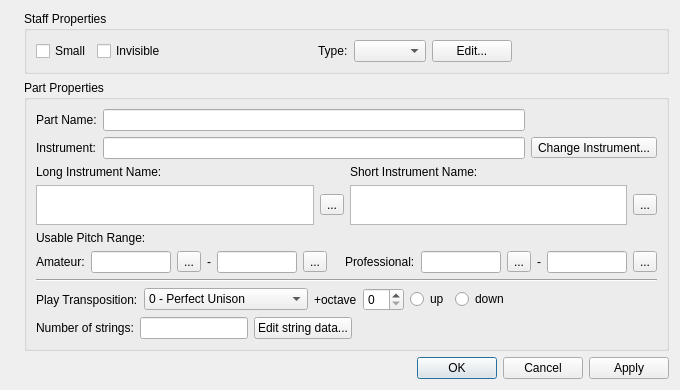
musescore/musescore-old, file mscore/mscore/editstaff.ui: the form before one commit.
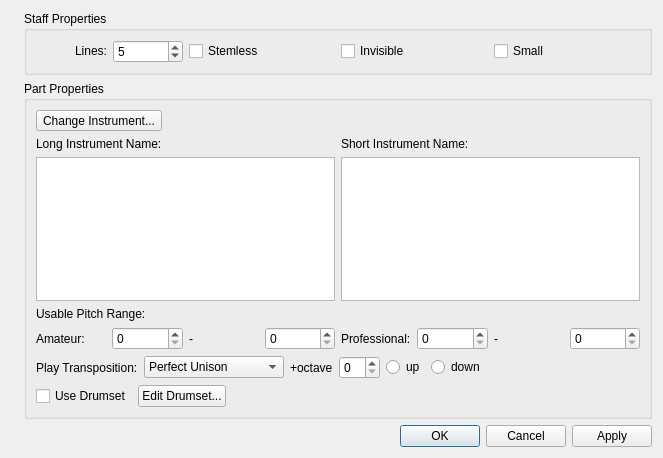
The form after the commit. Icons and pictures are not drawn.

```diff
--- a/mscore/mscore/editstaff.ui
+++ b/mscore/mscore/editstaff.ui
@@ -6,16 +6,10 @@
    <rect>
     <x>0</x>
     <y>0</y>
-    <width>680</width>
-    <height>339</height>
+    <width>663</width>
+    <height>458</height>
    </rect>
   </property>
-  <property name="sizePolicy">
-   <sizepolicy hsizetype="Preferred" vsizetype="Preferred">
-    <horstretch>0</horstretch>
-    <verstretch>0</verstretch>
-   </sizepolicy>
-  </property>
   <property name="minimumSize">
    <size>
     <width>0</width>
@@ -25,37 +19,30 @@
   <property name="windowTitle">
    <string>MuseScore: Edit Staff/Part Properties</string>
   </property>
-  <layout class="QGridLayout" name="gridLayout_2">
-   <item row="0" column="0" rowspan="3">
+  <layout class="QHBoxLayout" name="horizontalLayout">
+   <item>
     <widget class="QLabel" name="label_5">
      <property name="sizePolicy">
-      <sizepolicy hsizetype="Fixed" vsizetype="Ignored">
+      <sizepolicy hsizetype="Fixed" vsizetype="Expanding">
        <horstretch>0</horstretch>
        <verstretch>0</verstretch>
       </sizepolicy>
      </property>
-     <property name="autoFillBackground">
-      <bool>false</bool>
-     </property>
      <property name="text">
       <string/>
      </property>
      <property name="pixmap">
-      <pixmap resource="musescore.qrc">:/data/bg1.jpg</pixmap>
+      <pixmap resource="mscore.qrc">:/data/bg1.jpg</pixmap>
      </property>
      <property name="scaledContents">
-      <bool>false</bool>
+      <bool>true</bool>
      </property>
     </widget>
    </item>
-   <item row="0" column="1">
+   <item>
+    <layout class="QVBoxLayout" name="verticalLayout_2">
+     <item>
     <widget class="QGroupBox" name="groupBox">
-     <property name="sizePolicy">
-      <sizepolicy hsizetype="Preferred" vsizetype="Expanding">
-       <horstretch>0</horstretch>
-       <verstretch>0</verstretch>
-      </sizepolicy>
-     </property>
      <property name="minimumSize">
       <size>
        <width>0</width>
@@ -66,151 +53,108 @@
       <string>Staff Properties</string>
      </property>
      <property name="flat">
-      <bool>false</bool>
-     </property>
-     <layout class="QHBoxLayout" name="horizontalLayout">
+        <bool>true</bool>
+       </property>
+       <layout class="QGridLayout" name="gridLayout_2">
+        <item row="0" column="0">
+         <layout class="QHBoxLayout">
+          <property name="sizeConstraint">
+           <enum>QLayout::SetNoConstraint</enum>
+          </property>
       <item>
-       <widget class="QCheckBox" name="small">
+           <widget class="QLabel" name="label">
+            <property name="sizePolicy">
+             <sizepolicy hsizetype="Preferred" vsizetype="Fixed">
+              <horstretch>0</horstretch>
+              <verstretch>0</verstretch>
+             </sizepolicy>
+            </property>
+            <property name="text">
+             <string>Lines:</string>
+            </property>
+            <property name="alignment">
+             <set>Qt::AlignRight|Qt::AlignTrailing|Qt::AlignVCenter</set>
+            </property>
+           </widget>
+          </item>
+          <item>
+           <widget class="QSpinBox" name="lines">
         <property name="sizePolicy">
          <sizepolicy hsizetype="Minimum" vsizetype="Fixed">
           <horstretch>0</horstretch>
           <verstretch>0</verstretch>
          </sizepolicy>
         </property>
+            <property name="minimum">
+             <number>1</number>
+            </property>
+            <property name="maximum">
+             <number>9</number>
+            </property>
+            <property name="value">
+             <number>5</number>
+            </property>
+           </widget>
+          </item>
+         </layout>
+        </item>
+        <item row="0" column="1">
+         <widget class="QCheckBox" name="slashStyle">
         <property name="text">
-         <string>Small</string>
+           <string>Stemless</string>
         </property>
        </widget>
       </item>
-      <item>
+        <item row="0" column="2">
        <widget class="QCheckBox" name="invisible">
         <property name="text">
          <string>Invisible</string>
         </property>
        </widget>
       </item>
-      <item>
-       <spacer name="horizontalSpacer_5">
-        <property name="orientation">
-         <enum>Qt::Horizontal</enum>
-        </property>
-        <property name="sizeHint" stdset="0">
-         <size>
-          <width>79</width>
-          <height>20</height>
-         </size>
-        </property>
-       </spacer>
-      </item>
-      <item>
-       <widget class="QLabel" name="label_12">
+        <item row="0" column="3">
+         <widget class="QCheckBox" name="small">
+          <property name="sizePolicy">
+           <sizepolicy hsizetype="Minimum" vsizetype="Fixed">
+            <horstretch>0</horstretch>
+            <verstretch>0</verstretch>
+           </sizepolicy>
+          </property>
         <property name="text">
-         <string>Type:</string>
+           <string>Small</string>
         </property>
        </widget>
       </item>
-      <item>
-       <widget class="QComboBox" name="staffType"/>
-      </item>
-      <item>
-       <widget class="QPushButton" name="editStaffType">
-        <property name="text">
-         <string>Edit...</string>
-        </property>
-       </widget>
-      </item>
-      <item>
-       <spacer name="horizontalSpacer_4">
-        <property name="orientation">
-         <enum>Qt::Horizontal</enum>
-        </property>
-        <property name="sizeHint" stdset="0">
-         <size>
-          <width>79</width>
-          <height>20</height>
-         </size>
-        </property>
-       </spacer>
-      </item>
      </layout>
     </widget>
    </item>
-   <item row="1" column="1">
+     <item>
     <widget class="QGroupBox" name="groupBox_2">
-     <property name="sizePolicy">
-      <sizepolicy hsizetype="Preferred" vsizetype="Expanding">
-       <horstretch>0</horstretch>
-       <verstretch>0</verstretch>
-      </sizepolicy>
-     </property>
      <property name="title">
       <string>Part Properties</string>
      </property>
      <property name="flat">
-      <bool>false</bool>
-     </property>
-     <layout class="QVBoxLayout" name="verticalLayout" stretch="0,1,0,0,0,0,1">
-      <item>
-       <layout class="QGridLayout" name="gridLayout_3">
-        <property name="leftMargin">
-         <number>0</number>
-        </property>
-        <item row="2" column="1">
-         <widget class="QLineEdit" name="instrumentName">
-          <property name="readOnly">
            <bool>true</bool>
           </property>
-         </widget>
-        </item>
-        <item row="2" column="0">
-         <widget class="QLabel" name="label_13">
-          <property name="text">
-           <string>Instrument:</string>
-          </property>
-         </widget>
-        </item>
-        <item row="2" column="2">
+       <layout class="QVBoxLayout" name="verticalLayout">
+        <item>
          <widget class="QToolButton" name="changeInstrument">
           <property name="text">
            <string>Change Instrument...</string>
           </property>
          </widget>
         </item>
-        <item row="1" column="0">
-         <widget class="QLabel" name="label_14">
-          <property name="text">
-           <string>Part Name:</string>
-          </property>
-         </widget>
-        </item>
-        <item row="1" column="1">
-         <widget class="QLineEdit" name="partName"/>
-        </item>
-       </layout>
-      </item>
       <item>
        <layout class="QGridLayout" name="gridLayout">
         <item row="0" column="0">
          <widget class="QLabel" name="label_3">
-          <property name="sizePolicy">
-           <sizepolicy hsizetype="Fixed" vsizetype="Fixed">
-            <horstretch>0</horstretch>
-            <verstretch>0</verstretch>
-           </sizepolicy>
-          </property>
           <property name="text">
            <string>Long Instrument Name:</string>
           </property>
          </widget>
         </item>
-        <item row="0" column="2">
+          <item row="0" column="1">
          <widget class="QLabel" name="label_4">
-          <property name="sizePolicy">
-           <sizepolicy hsizetype="Fixed" vsizetype="Fixed">
-            <horstretch>0</horstretch>
-            <verstretch>0</verstretch>
-           </sizepolicy>
-          </property>
           <property name="text">
            <string>Short Instrument Name:</string>
           </property>
@@ -218,35 +162,33 @@
         </item>
         <item row="1" column="0">
          <widget class="QTextEdit" name="longName">
-          <property name="minimumSize">
-           <size>
-            <width>0</width>
-            <height>40</height>
-           </size>
+            <property name="sizePolicy">
+             <sizepolicy hsizetype="Expanding" vsizetype="Expanding">
+              <horstretch>0</horstretch>
+              <verstretch>0</verstretch>
+             </sizepolicy>
+            </property>
+            <property name="undoRedoEnabled">
+             <bool>false</bool>
+            </property>
+            <property name="lineWrapMode">
+             <enum>QTextEdit::NoWrap</enum>
           </property>
          </widget>
         </item>
-        <item row="1" column="2">
+          <item row="1" column="1">
          <widget class="QTextEdit" name="shortName">
-          <property name="minimumSize">
-           <size>
-            <width>0</width>
-            <height>40</height>
-           </size>
-          </property>
-         </widget>
-        </item>
-        <item row="1" column="1">
-         <widget class="QToolButton" name="editLongName">
-          <property name="text">
-           <string>...</string>
-          </property>
-         </widget>
-        </item>
-        <item row="1" column="3">
-         <widget class="QToolButton" name="editShortName">
-          <property name="text">
-           <string>...</string>
+            <property name="sizePolicy">
+             <sizepolicy hsizetype="Expanding" vsizetype="Expanding">
+              <horstretch>0</horstretch>
+              <verstretch>0</verstretch>
+             </sizepolicy>
+            </property>
+            <property name="undoRedoEnabled">
+             <bool>false</bool>
+            </property>
+            <property name="lineWrapMode">
+             <enum>QTextEdit::NoWrap</enum>
           </property>
          </widget>
         </item>
@@ -269,20 +211,9 @@
          </widget>
         </item>
         <item>
-         <widget class="QLineEdit" name="minPitchA">
-          <property name="readOnly">
-           <bool>true</bool>
-          </property>
-         </widget>
-        </item>
-        <item>
-         <widget class="QToolButton" name="minPitchASelect">
-          <property name="text">
-           <string>...</string>
-          </property>
-          <property name="icon">
-           <iconset resource="musescore.qrc">
-            <normaloff>:/data/table.svg</normaloff>:/data/table.svg</iconset>
+           <widget class="QSpinBox" name="aPitchMin">
+            <property name="maximum">
+             <number>127</number>
           </property>
          </widget>
         </item>
@@ -294,36 +225,12 @@
          </widget>
         </item>
         <item>
-         <widget class="QLineEdit" name="maxPitchA">
-          <property name="readOnly">
-           <bool>true</bool>
+           <widget class="QSpinBox" name="aPitchMax">
+            <property name="maximum">
+             <number>127</number>
           </property>
          </widget>
         </item>
-        <item>
-         <widget class="QToolButton" name="maxPitchASelect">
-          <property name="text">
-           <string>...</string>
-          </property>
-          <property name="icon">
-           <iconset resource="musescore.qrc">
-            <normaloff>:/data/table.svg</normaloff>:/data/table.svg</iconset>
-          </property>
-         </widget>
-        </item>
-        <item>
-         <spacer name="horizontalSpacer">
-          <property name="orientation">
-           <enum>Qt::Horizontal</enum>
-          </property>
-          <property name="sizeHint" stdset="0">
-           <size>
-            <width>40</width>
-            <height>20</height>
-           </size>
-          </property>
-         </spacer>
-        </item>
         <item>
          <widget class="QLabel" name="label_8">
           <property name="text">
@@ -332,20 +239,9 @@
          </widget>
         </item>
         <item>
-         <widget class="QLineEdit" name="minPitchP">
-          <property name="readOnly">
-           <bool>true</bool>
-          </property>
-         </widget>
-        </item>
-        <item>
-         <widget class="QToolButton" name="minPitchPSelect">
-          <property name="text">
-           <string>...</string>
-          </property>
-          <property name="icon">
-           <iconset resource="musescore.qrc">
-            <normaloff>:/data/table.svg</normaloff>:/data/table.svg</iconset>
+           <widget class="QSpinBox" name="pPitchMin">
+            <property name="maximum">
+             <number>127</number>
           </property>
          </widget>
         </item>
@@ -357,32 +253,14 @@
          </widget>
         </item>
         <item>
-         <widget class="QLineEdit" name="maxPitchP">
-          <property name="readOnly">
-           <bool>true</bool>
-          </property>
-         </widget>
-        </item>
-        <item>
-         <widget class="QToolButton" name="maxPitchPSelect">
-          <property name="text">
-           <string>...</string>
-          </property>
-          <property name="icon">
-           <iconset resource="musescore.qrc">
-            <normaloff>:/data/table.svg</normaloff>:/data/table.svg</iconset>
+           <widget class="QSpinBox" name="pPitchMax">
+            <property name="maximum">
+             <number>127</number>
           </property>
          </widget>
         </item>
        </layout>
       </item>
-      <item>
-       <widget class="Line" name="line">
-        <property name="orientation">
-         <enum>Qt::Horizontal</enum>
-        </property>
-       </widget>
-      </item>
       <item>
        <layout class="QHBoxLayout" name="horizontalLayout_3">
         <item>
@@ -394,140 +272,134 @@
         </item>
         <item>
          <widget class="QComboBox" name="iList">
-          <property name="sizePolicy">
-           <sizepolicy hsizetype="Preferred" vsizetype="Fixed">
-            <horstretch>0</horstretch>
-            <verstretch>0</verstretch>
-           </sizepolicy>
-          </property>
           <item>
            <property name="text">
-            <string>0 - Perfect Unison</string>
+              <string>Perfect Unison</string>
            </property>
           </item>
           <item>
            <property name="text">
-            <string>1 - Augmented Unison</string>
+              <string>Augmented Unison</string>
            </property>
           </item>
           <item>
            <property name="text">
-            <string>0 - Diminished Second</string>
+              <string>Diminished Second</string>
            </property>
           </item>
           <item>
            <property name="text">
-            <string>1 - Minor Second</string>
+              <string>Minor Second</string>
            </property>
           </item>
           <item>
            <property name="text">
-            <string>2 - Major Second</string>
+              <string>Major Second</string>
            </property>
           </item>
           <item>
            <property name="text">
-            <string>3 - Augmented Second</string>
+              <string>Augmented Second</string>
            </property>
           </item>
           <item>
            <property name="text">
-            <string>2 - Diminished Third</string>
+              <string>Diminished Third</string>
            </property>
           </item>
           <item>
            <property name="text">
-            <string>3 - Minor Third</string>
+              <string>Minor Third</string>
            </property>
           </item>
           <item>
            <property name="text">
-            <string>4 - Major Third</string>
+              <string>Major Third</string>
            </property>
           </item>
           <item>
            <property name="text">
-            <string>5 - Augmented Third</string>
+              <string>Augmented Third</string>
            </property>
           </item>
           <item>
            <property name="text">
-            <string>4 - Diminished Fourth</string>
+              <string>Diminished Fourth</string>
            </property>
           </item>
           <item>
            <property name="text">
-            <string>5 - Perfect Fourth</string>
+              <string>Perfect Fourth</string>
            </property>
           </item>
           <item>
            <property name="text">
-            <string>6 - Augmented Fourth</string>
+              <string>Augmented Fourth</string>
            </property>
           </item>
           <item>
            <property name="text">
-            <string>6 - Diminished Fifth</string>
+              <string>Diminished Fifth</string>
            </property>
           </item>
           <item>
            <property name="text">
-            <string>7 - Perfect Fifth</string>
+              <string>Perfect Fifth</string>
            </property>
           </item>
           <item>
            <property name="text">
-            <string>8 - Augmented Fifth</string>
+              <string>Augmented Fifth</string>
            </property>
           </item>
           <item>
            <property name="text">
-            <string>7 - Diminished Sixth</string>
+              <string>Diminished Sixth</string>
            </property>
           </item>
           <item>
            <property name="text">
-            <string>8 - Minor Sixth</string>
+              <string>Minor Sixth</string>
            </property>
           </item>
           <item>
            <property name="text">
-            <string>9 - Major Sixth</string>
+              <string>Major Sixth</string>
            </property>
           </item>
           <item>
            <property name="text">
-            <string>10 - Augmented Sixth</string>
+              <string>Augmented Sixth</string>
            </property>
           </item>
           <item>
            <property name="text">
-            <string>9 - Diminished Seventh</string>
+              <string>Diminished Seventh</string>
            </property>
           </item>
           <item>
            <property name="text">
-            <string>10 - Minor Seventh</string>
+              <string>Minor Seventh</string>
            </property>
           </item>
           <item>
            <property name="text">
-            <string>11 - Major Seventh</string>
+              <string>Major Seventh</string>
            </property>
           </item>
           <item>
            <property name="text">
-            <string>12 - Augmented Seventh</string>
+              <string>Augmented Seventh</string>
            </property>
           </item>
           <item>
            <property name="text">
-            <string>11 - Diminished Octave</string>
+              <string>Diminished Octave</string>
            </property>
           </item>
           <item>
            <property name="text">
-            <string>12 - Perfect Octave</string>
+              <string>Perfect Octave</string>
            </property>
           </item>
          </widget>
@@ -576,42 +448,35 @@
        </layout>
       </item>
       <item>
-       <layout class="QHBoxLayout" name="horizontalLayout_4">
+         <layout class="QHBoxLayout">
         <item>
-         <widget class="QLabel" name="label">
+           <widget class="QCheckBox" name="useDrumset">
           <property name="text">
-           <string>Number of strings:</string>
+             <string>Use Drumset</string>
           </property>
          </widget>
         </item>
         <item>
-         <widget class="QLineEdit" name="numOfStrings">
+           <widget class="QPushButton" name="editDrumset">
           <property name="sizePolicy">
-           <sizepolicy hsizetype="Minimum" vsizetype="Fixed">
+             <sizepolicy hsizetype="Minimum" vsizetype="Preferred">
             <horstretch>0</horstretch>
             <verstretch>0</verstretch>
            </sizepolicy>
           </property>
-          <property name="readOnly">
-           <bool>true</bool>
-          </property>
-         </widget>
-        </item>
-        <item>
-         <widget class="QPushButton" name="editStringData">
           <property name="text">
-           <string>Edit string data...</string>
+             <string>Edit Drumset...</string>
           </property>
          </widget>
         </item>
         <item>
-         <spacer name="horizontalSpacer_2">
+           <spacer>
           <property name="orientation">
            <enum>Qt::Horizontal</enum>
           </property>
           <property name="sizeHint" stdset="0">
            <size>
-            <width>40</width>
+              <width>301</width>
             <height>20</height>
            </size>
           </property>
@@ -622,7 +487,7 @@
      </layout>
     </widget>
    </item>
-   <item row="2" column="1">
+     <item>
     <widget class="QDialogButtonBox" name="buttonBox">
      <property name="orientation">
       <enum>Qt::Horizontal</enum>
@@ -633,6 +498,8 @@
     </widget>
    </item>
   </layout>
+   </item>
+  </layout>
  </widget>
  <resources>
   <include location="musescore.qrc"/>
```
Left out of the diff: 7 changed lines with no effect on the pictures. Lines whose indentation alone changed are shown as unchanged.
